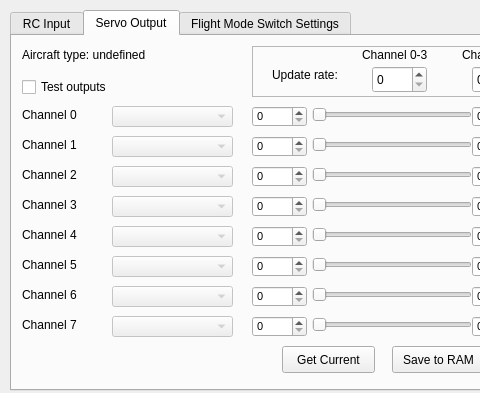
Before: the Qt Designer form ground/src/plugins/config/settingswidget.ui in openpilot/OpenPilot, drawn with Qt 5; both pictures show x 0 to 480 and y 0 to 393 of the 720 by 480 pixel window.
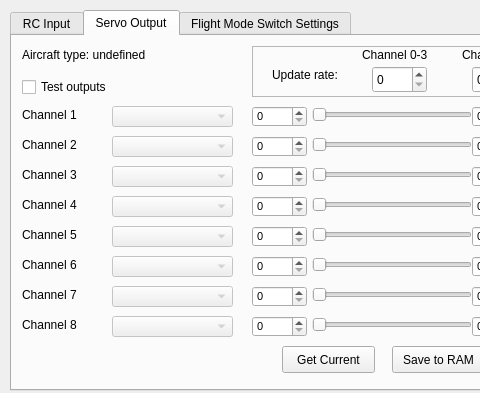
After: the same form once the commit is applied. The open tabs and pages were chosen to show the change.

Commit message:
Modified all channel naming internally to use Channel 1 to Channel 8, instead of the previous convention of Channel0 to Channel7.
BEWARE: I have not flown my quad with this code, so please be careful, test, and report!

```diff
--- a/ground/src/plugins/config/settingswidget.ui
+++ b/ground/src/plugins/config/settingswidget.ui
@@ -1125,7 +1125,7 @@
       </rect>
      </property>
      <property name="text">
-      <string>Channel 0</string>
+      <string>Channel 1</string>
      </property>
     </widget>
     <widget class="QLabel" name="actuator1Label">
@@ -1138,7 +1138,7 @@
       </rect>
      </property>
      <property name="text">
-      <string>Channel 1</string>
+      <string>Channel 2</string>
      </property>
     </widget>
     <widget class="QLabel" name="actuator2Label">
@@ -1151,7 +1151,7 @@
       </rect>
      </property>
      <property name="text">
-      <string>Channel 2</string>
+      <string>Channel 3</string>
      </property>
     </widget>
     <widget class="QLabel" name="actuator3Label">
@@ -1164,7 +1164,7 @@
       </rect>
      </property>
      <property name="text">
-      <string>Channel 3</string>
+      <string>Channel 4</string>
      </property>
     </widget>
     <widget class="QLabel" name="actuator4Label">
@@ -1177,7 +1177,7 @@
       </rect>
      </property>
      <property name="text">
-      <string>Channel 4</string>
+      <string>Channel 5</string>
      </property>
     </widget>
     <widget class="QLabel" name="actuator5Label">
@@ -1190,7 +1190,7 @@
       </rect>
      </property>
      <property name="text">
-      <string>Channel 5</string>
+      <string>Channel 6</string>
      </property>
     </widget>
     <widget class="QSlider" name="ch0OutSlider">
@@ -1325,7 +1325,7 @@
       </rect>
      </property>
      <property name="text">
-      <string>Channel 6</string>
+      <string>Channel 7</string>
      </property>
     </widget>
     <widget class="QLabel" name="actuator7Label">
@@ -1338,7 +1338,7 @@
       </rect>
      </property>
      <property name="text">
-      <string>Channel 7</string>
+      <string>Channel 8</string>
      </property>
     </widget>
     <widget class="QComboBox" name="ch1Output">
```
The commit also changes 29 other files.
